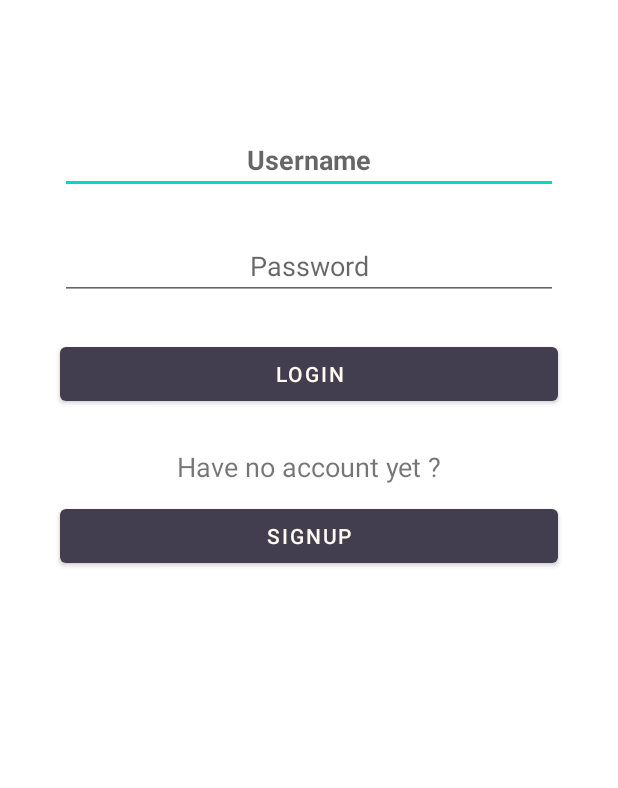
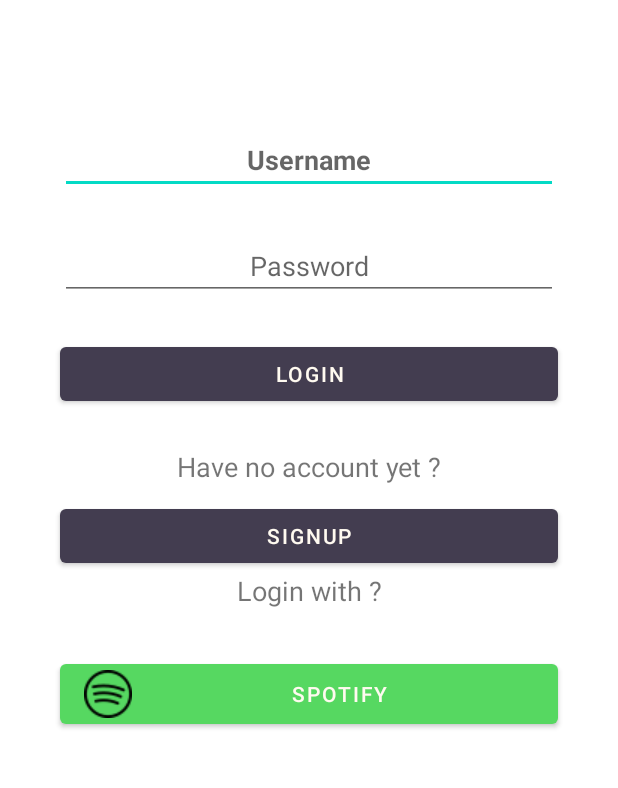
Before and after one commit to wajihmej/Muzika, an Android app: the layout activity_login.xml on its own in the app's theme, with its tools: preview values and no code run, on a phone screen of 412 x 824 dp, the part 225-1013 px from its top. Run offline under Robolectric (Android 15) with nearby library versions, the phone set to English and light mode, and no system bars.

Commit message:
Working on the Spotify API and user Session

```diff
--- a/app/build.gradle
+++ b/app/build.gradle
@@ -37,4 +37,7 @@ dependencies {
     androidTestImplementation 'androidx.test.ext:junit:1.1.1'
     androidTestImplementation 'androidx.test.espresso:espresso-core:3.2.0'
     implementation 'com.codepath.libraries:asynchttpclient:2.0.1'
+    implementation project(':spotify-app-remote')
+    implementation "com.google.code.gson:gson:2.8.5"
+    implementation 'com.spotify.android:auth:1.1.0'
 }
--- a/app/src/main/AndroidManifest.xml
+++ b/app/src/main/AndroidManifest.xml
@@ -13,7 +13,9 @@
         android:roundIcon="@mipmap/ic_launcher_round"
         android:supportsRtl="true"
         android:theme="@style/Theme.Muzika">
-
+        <activity
+            android:name="com.spotify.sdk.android.authentication.LoginActivity"
+            android:theme="@android:style/Theme.Translucent.NoTitleBar" />
         <activity android:name=".Register" />
         <activity android:name=".Login" />
         <activity android:name=".HomePage" />
--- a/app/src/main/res/layout/activity_home_page.xml
+++ b/app/src/main/res/layout/activity_home_page.xml
@@ -5,6 +5,7 @@
     android:layout_width="match_parent"
     android:layout_height="match_parent"
     tools:context=".MainActivity">
+
 
     <FrameLayout
         android:id="@+id/fragment_container"
--- a/app/src/main/res/layout/activity_login.xml
+++ b/app/src/main/res/layout/activity_login.xml
@@ -111,5 +111,27 @@
       app:layout_constraintStart_toStartOf="parent"
       app:layout_constraintTop_toBottomOf="@+id/textView3" />
 
-</LinearLayout>
+    <TextView
+        android:id="@+id/textView4"
+        android:layout_width="match_parent"
+        android:layout_height="45dp"
+        android:text="Login with ?"
+        android:textAlignment="center"
+        android:textSize="18sp" />
+
+    <Button
+        android:id="@+id/spotifyLogin"
+        android:layout_width="match_parent"
+        android:layout_height="wrap_content"
+        android:layout_marginLeft="40sp"
+        android:layout_marginTop="10dp"
+        android:layout_marginRight="40sp"
+        android:drawableLeft="@drawable/spotify_icon_small"
+        android:text="Spotify"
+        app:backgroundTint="#56D861"
+        app:layout_constraintEnd_toEndOf="parent"
+        app:layout_constraintStart_toStartOf="parent"
+        app:layout_constraintTop_toBottomOf="@+id/textView3" />
+
+  </LinearLayout>
 </androidx.constraintlayout.widget.ConstraintLayout>
--- a/settings.gradle
+++ b/settings.gradle
@@ -1,2 +1,3 @@
+include ':spotify-app-remote'
 include ':app'
 rootProject.name = "Muzika"
--- /dev/null
+++ b/spotify-app-remote/build.gradle
@@ -0,0 +1,2 @@
+configurations.maybeCreate("default")
+artifacts.add("default", file('spotify-app-remote-release-0.7.1.aar'))
```
Also changed, not shown: app/src/main/java/tn/example/muzika/HomePage.java (+11 -1 lines), app/src/main/java/tn/example/muzika/Login.java (+82 -28 lines), app/src/main/java/tn/example/muzika/MainActivity.java (+47 -9 lines), app/src/main/java/tn/example/muzika/models/user.java (+14 -3 lines), app/src/main/java/tn/example/muzika/utils/SessionManager.java (added, +135 -0 lines), app/src/main/res/drawable/spotify_icon.png (added), app/src/main/res/drawable/spotify_icon_small.png (added), 2 other files.
